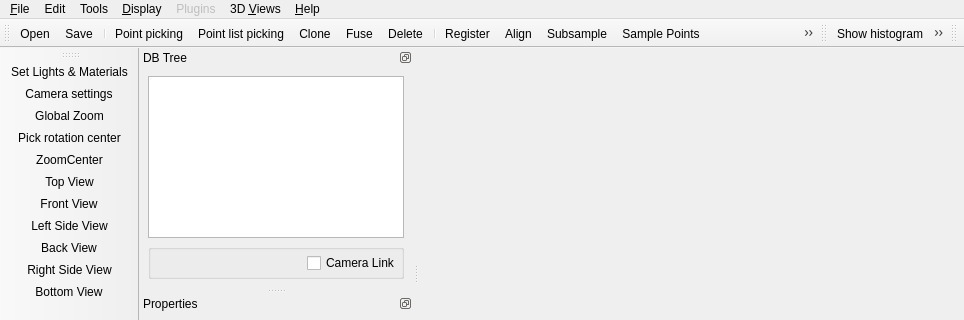
Before: the Qt Designer form qCC/ui_templates/mainWindow.ui in CloudCompare/CloudCompare, drawn with Qt 5; both pictures show x 0 to 964 and y 0 to 320 of the 964 by 649 pixel window.
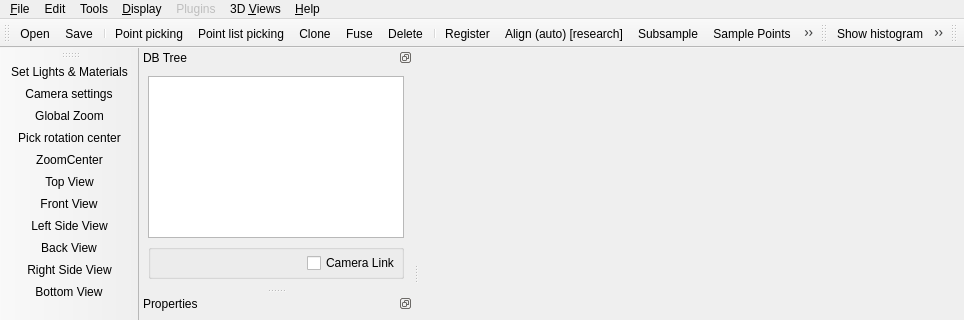
After: the same form once the commit is applied. Icons and pictures are not drawn. Custom widgets are drawn as their Qt base class.

Commit message: Point pair registration accessible but not functional yet

```diff
--- a/qCC/ui_templates/mainWindow.ui
+++ b/qCC/ui_templates/mainWindow.ui
@@ -1618,7 +1618,7 @@
      <normaloff>:/CC/Menu/images/menu/cc_register4pcsIcon.png</normaloff>:/CC/Menu/images/menu/cc_register4pcsIcon.png</iconset>
    </property>
    <property name="text">
-    <string>Align</string>
+    <string>Align (auto) [research]</string>
    </property>
    <property name="toolTip">
     <string>Roughly register two points clouds</string>
```
Left out of the diff: 14 changed lines with no effect on the pictures. The commit also changes 2 other files.
